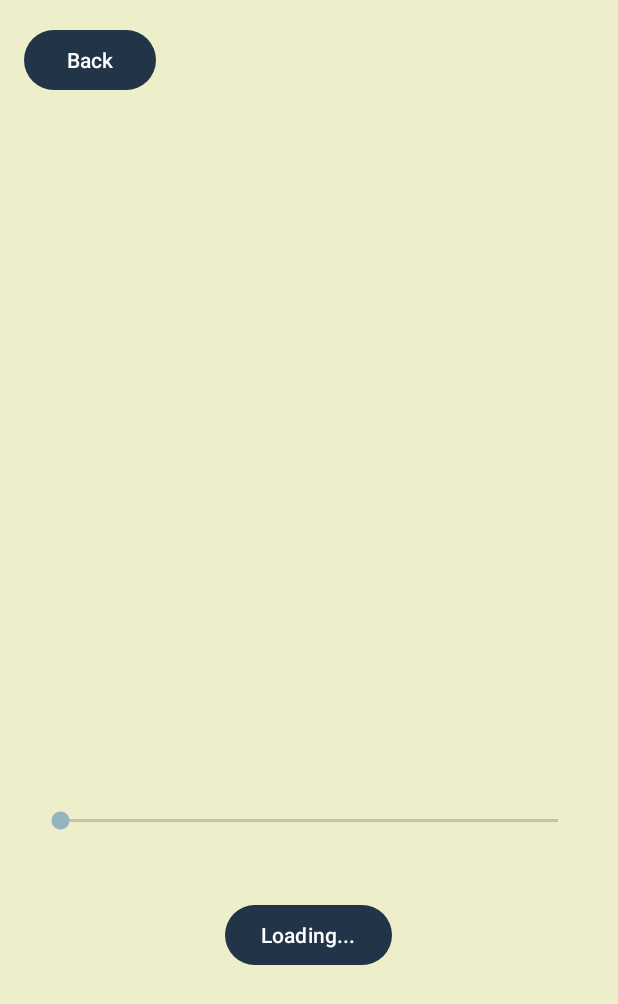
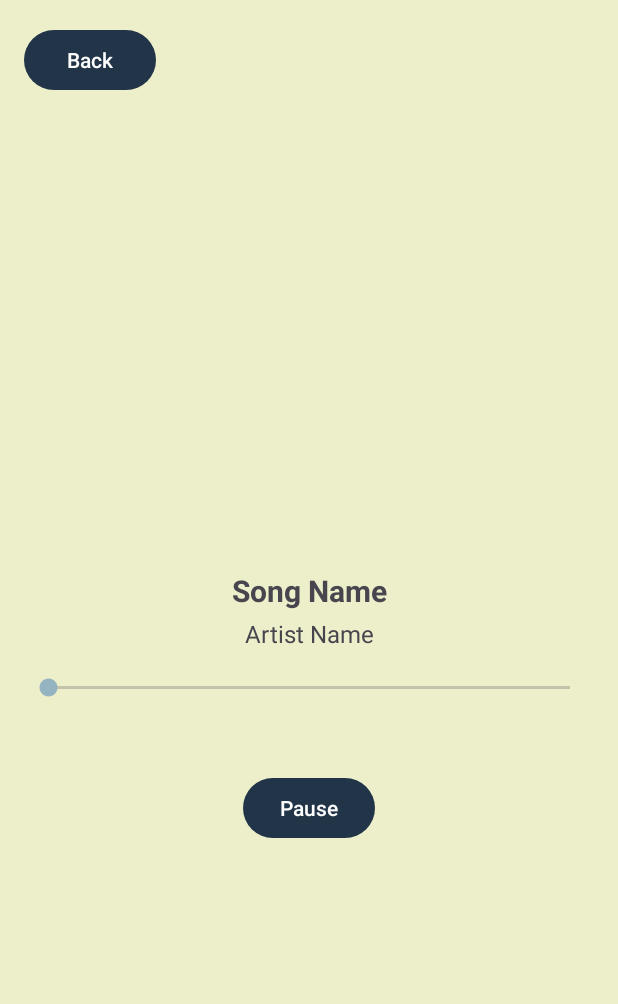
Before and after one commit to anosha2001/MusicPlayerApp, an Android app: the layout activity_player.xml on its own in the app's theme, with its tools: preview values and no code run, on a phone screen of 412 x 824 dp. Shown: the top 1004 px of the screen. Run offline under Robolectric (Android 15) with nearby library versions, the light colour scheme and no system bars.

Commit message:
fix media player

```diff
--- a/app/build.gradle.kts
+++ b/app/build.gradle.kts
@@ -26,6 +26,7 @@ android {
             )
         }
     }
+
     compileOptions {
         sourceCompatibility = JavaVersion.VERSION_11
         targetCompatibility = JavaVersion.VERSION_11
@@ -33,16 +34,15 @@ android {
 }
 
 dependencies {
-
     implementation(libs.appcompat)
     implementation(libs.material)
     implementation(libs.activity)
     implementation(libs.constraintlayout)
     implementation(libs.firebase.database)
     implementation(libs.firebase.auth)
+    implementation("androidx.media:media:1.5.0") // Corrected format
     testImplementation(libs.junit)
     androidTestImplementation(libs.ext.junit)
     androidTestImplementation(libs.espresso.core)
     implementation("com.github.bumptech.glide:glide:4.16.0")
-
-    }
+}
--- a/app/src/main/java/com/example/musicplayer/Home.java
+++ b/app/src/main/java/com/example/musicplayer/Home.java
@@ -6,6 +6,7 @@ import android.content.Context;
 import android.content.Intent;
 import android.content.SharedPreferences;
 import android.os.Bundle;
+import com.example.musicplayer.Player;
 
 import androidx.annotation.NonNull;
 import androidx.annotation.Nullable;
--- /dev/null
+++ b/app/src/main/res/drawable/ic_pause.xml
@@ -0,0 +1,5 @@
+<vector xmlns:android="http://schemas.android.com/apk/res/android" android:height="24dp" android:tint="#000000" android:viewportHeight="960" android:viewportWidth="960" android:width="24dp">
+
+    <path android:fillColor="@android:color/white" android:pathData="M240,600L300,600L300,360L200,360L200,420L240,420L240,600ZM340,600L520,600L520,360L340,360L340,600ZM400,540L400,420L460,420L460,540L400,540ZM557,600L617,600L617,510L687,600L760,600L667,480L760,360L687,360L617,450L617,360L557,360L557,600ZM120,840L120,120L840,120L840,840L120,840ZM200,760L760,760L760,200L200,200L200,760ZM200,760L200,200L200,200L200,760Z"/>
+
+</vector>
--- /dev/null
+++ b/app/src/main/res/drawable/ic_play.xml
@@ -0,0 +1,5 @@
+<vector xmlns:android="http://schemas.android.com/apk/res/android" android:height="24dp" android:tint="#000000" android:viewportHeight="24" android:viewportWidth="24" android:width="24dp">
+
+    <path android:fillColor="@android:color/white" android:pathData="M8,5v14l11,-7z"/>
+
+</vector>
--- a/app/src/main/res/layout/activity_main.xml
+++ b/app/src/main/res/layout/activity_main.xml
@@ -28,6 +28,7 @@
         android:id="@+id/tabLayout"
         android:layout_width="match_parent"
         android:layout_height="wrap_content"
+
         app:tabIndicatorColor="@android:color/holo_blue_dark"
         app:tabSelectedTextColor="@android:color/holo_blue_dark"
         app:tabTextColor="@android:color/darker_gray"/>
--- a/app/src/main/res/layout/activity_player.xml
+++ b/app/src/main/res/layout/activity_player.xml
@@ -1,66 +1,62 @@
-<?xml version="1.0" encoding="utf-8"?>
-<RelativeLayout xmlns:android="http://schemas.android.com/apk/res/android"
-    xmlns:app="http://schemas.android.com/apk/res-auto"
-    xmlns:tools="http://schemas.android.com/tools"
-    android:id="@+id/main"
+<ScrollView xmlns:android="http://schemas.android.com/apk/res/android"
+    android:id="@+id/scrollView"
     android:layout_width="match_parent"
     android:layout_height="match_parent"
-    tools:context=".Player">
+    android:fillViewport="true"
+    android:orientation="vertical">
 
-    <!-- Back Button -->
+
+    <LinearLayout
+        android:layout_width="match_parent"
+        android:layout_height="wrap_content"
+        android:orientation="vertical"
+        android:padding="16dp">
         <Button
             android:id="@+id/btnBack"
-        android:text="Back"
             android:layout_width="wrap_content"
             android:layout_height="wrap_content"
-        android:layout_alignParentTop="true"
-        android:layout_alignParentStart="true"
-        android:layout_marginTop="16dp"
-        android:layout_marginStart="16dp"/>
-
-    <LinearLayout
-        android:orientation="vertical"
-        android:padding="24dp"
-        android:layout_width="match_parent"
-        android:layout_height="match_parent"
-        android:gravity="center"
-        android:layout_below="@id/btnBack">
+            android:text="Back"
+            android:layout_marginBottom="8dp" />
 
         <ImageView
             android:id="@+id/ivPlayerThumbnail"
-            android:layout_width="200dp"
-            android:layout_height="200dp"
+            android:layout_width="match_parent"
+            android:layout_height="300dp"
             android:scaleType="centerCrop"
-            android:layout_marginBottom="24dp" />
+            android:contentDescription="Song Thumbnail" />
 
         <TextView
             android:id="@+id/tvPlayerSongName"
-            android:textSize="22sp"
+            android:layout_width="match_parent"
+            android:layout_height="wrap_content"
+            android:text="Song Name"
+            android:textSize="20sp"
             android:textStyle="bold"
-            android:layout_marginBottom="8dp"
-            android:layout_width="wrap_content"
-            android:layout_height="wrap_content" />
+            android:gravity="center_horizontal"
+            android:paddingTop="8dp" />
 
         <TextView
             android:id="@+id/tvPlayerArtistName"
-            android:textSize="18sp"
-            android:layout_marginBottom="24dp"
-            android:layout_width="wrap_content"
-            android:layout_height="wrap_content" />
+            android:layout_width="match_parent"
+            android:layout_height="wrap_content"
+            android:text="Artist Name"
+            android:textSize="16sp"
+            android:gravity="center_horizontal"
+            android:paddingTop="4dp" />
 
-        <!-- Seek Bar -->
         <SeekBar
             android:id="@+id/seekBar"
             android:layout_width="match_parent"
             android:layout_height="wrap_content"
-            android:layout_marginBottom="12dp" />
+            android:paddingTop="16dp" />
 
-        <!-- Time Display (current time and duration) -->
+        <!-- Timestamps -->
         <LinearLayout
             android:orientation="horizontal"
             android:layout_width="match_parent"
             android:layout_height="wrap_content"
             android:gravity="start|end"
+
             android:layout_marginBottom="12dp">
 
         <!-- Current time -->
@@ -82,13 +78,15 @@
             android:layout_marginStart="8dp" />
     </LinearLayout>
 
-    <!-- Play/Pause Button -->
+        <!-- Buttons -->
         <Button
             android:id="@+id/btnPlayPause"
-        android:text="Loading..."
             android:layout_width="wrap_content"
             android:layout_height="wrap_content"
-        android:layout_marginBottom="12dp" />
+            android:text="Pause"
+            android:layout_marginTop="16dp"
+            android:layout_gravity="center"/>
+
 
     </LinearLayout>
-    </RelativeLayout>
+</ScrollView>
--- a/app/src/main/res/layout/fragment_home.xml
+++ b/app/src/main/res/layout/fragment_home.xml
@@ -95,7 +95,6 @@
                 android:layout_height="wrap_content"
                 android:text="Welcome"
                 android:textSize="24sp"
-                android:textColor="#213448"
                 android:textStyle="bold"
                 android:layout_marginBottom="24dp"/>
 
--- a/app/src/main/res/layout/fragment_liked_songs.xml
+++ b/app/src/main/res/layout/fragment_liked_songs.xml
@@ -19,5 +19,5 @@
         android:layout_width="match_parent"
         android:layout_height="match_parent"
         android:scrollbars="vertical"
-        android:layout_marginTop="5dp"/>
+        />
 </LinearLayout>
```
Also changed, not shown: app/src/main/AndroidManifest.xml (+13 -0 lines), app/src/main/java/com/example/musicplayer/MediaPlayerService.java (added, +36 -0 lines), app/src/main/java/com/example/musicplayer/MusicService.java (+6 -44 lines), app/src/main/java/com/example/musicplayer/Player.java (+15 -23 lines), app/src/main/res/layout/song_card.xml (+6 -2 lines). Lines whose indentation alone changed are shown as unchanged.
